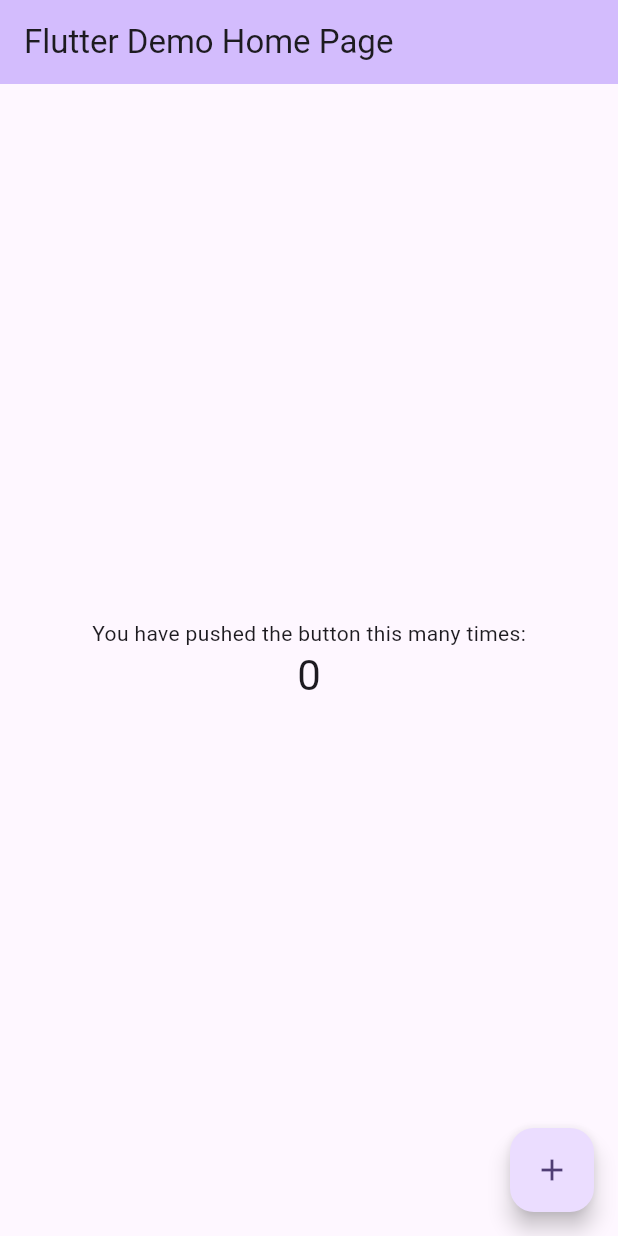
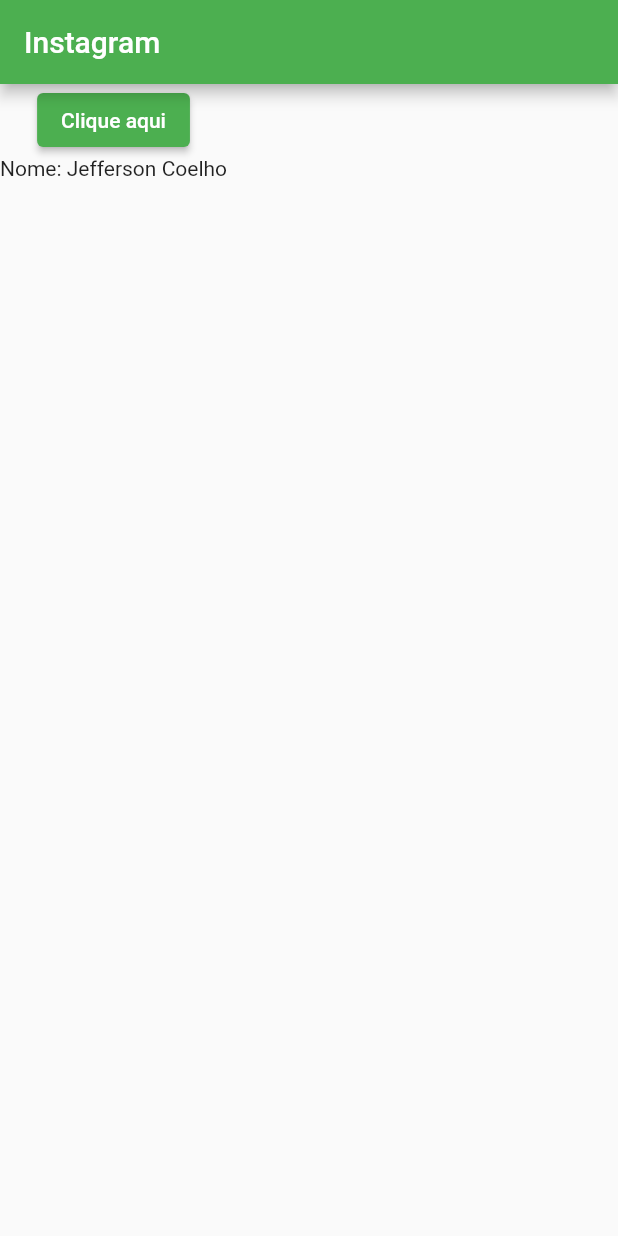
Before and after one commit to jeffersonlima23/frasesdodia, a Flutter app: the screen it shows after launch, on a phone screen of 412 x 824 dp. Run offline on Flutter 3.47's test engine with Material 2 defaults, Android fonts, the phone set to English and light mode, and no system bars.

```diff
--- /dev/null
+++ b/lib/dicionario.dart
@@ -0,0 +1,3 @@
+String tituloInsta = 'Instagram';
+String conteudoPrincipal = 'Conteudo principal';
+//List<String> frases = ['Frase 1', 'Frase 2', 'Frase 3'];
--- a/lib/main.dart
+++ b/lib/main.dart
@@ -1,125 +1,14 @@
+
 import 'package:flutter/material.dart';
+import 'package:frasesdodia/tela.dart';
 
-void main() {
-  runApp(const MyApp());
+// Stateless - Widgets que nao podem sofrer alteracoes(constantes).
+// Stateful - Widgets que podem sofrer alteracoes (dinamicas).
+
+void main(){
+  runApp(  const MaterialApp(
+    debugShowCheckedModeBanner: false,
+    home: HomeStateful(),
+    ),
+  );
 }
-
-class MyApp extends StatelessWidget {
-  const MyApp({super.key});
-
-  // This widget is the root of your application.
-  @override
-  Widget build(BuildContext context) {
-    return MaterialApp(
-      title: 'Flutter Demo',
-      theme: ThemeData(
-        // This is the theme of your application.
-        //
-        // TRY THIS: Try running your application with "flutter run". You'll see
-        // the application has a blue toolbar. Then, without quitting the app,
-        // try changing the seedColor in the colorScheme below to Colors.green
-        // and then invoke "hot reload" (save your changes or press the "hot
-        // reload" button in a Flutter-supported IDE, or press "r" if you used
-        // the command line to start the app).
-        //
-        // Notice that the counter didn't reset back to zero; the application
-        // state is not lost during the reload. To reset the state, use hot
-        // restart instead.
-        //
-        // This works for code too, not just values: Most code changes can be
-        // tested with just a hot reload.
-        colorScheme: ColorScheme.fromSeed(seedColor: Colors.deepPurple),
-        useMaterial3: true,
-      ),
-      home: const MyHomePage(title: 'Flutter Demo Home Page'),
-    );
-  }
-}
-
-class MyHomePage extends StatefulWidget {
-  const MyHomePage({super.key, required this.title});
-
-  // This widget is the home page of your application. It is stateful, meaning
-  // that it has a State object (defined below) that contains fields that affect
-  // how it looks.
-
-  // This class is the configuration for the state. It holds the values (in this
-  // case the title) provided by the parent (in this case the App widget) and
-  // used by the build method of the State. Fields in a Widget subclass are
-  // always marked "final".
-
-  final String title;
-
-  @override
-  State<MyHomePage> createState() => _MyHomePageState();
-}
-
-class _MyHomePageState extends State<MyHomePage> {
-  int _counter = 0;
-
-  void _incrementCounter() {
-    setState(() {
-      // This call to setState tells the Flutter framework that something has
-      // changed in this State, which causes it to rerun the build method below
-      // so that the display can reflect the updated values. If we changed
-      // _counter without calling setState(), then the build method would not be
-      // called again, and so nothing would appear to happen.
-      _counter++;
-    });
-  }
-
-  @override
-  Widget build(BuildContext context) {
-    // This method is rerun every time setState is called, for instance as done
-    // by the _incrementCounter method above.
-    //
-    // The Flutter framework has been optimized to make rerunning build methods
-    // fast, so that you can just rebuild anything that needs updating rather
-    // than having to individually change instances of widgets.
-    return Scaffold(
-      appBar: AppBar(
-        // TRY THIS: Try changing the color here to a specific color (to
-        // Colors.amber, perhaps?) and trigger a hot reload to see the AppBar
-        // change color while the other colors stay the same.
-        backgroundColor: Theme.of(context).colorScheme.inversePrimary,
-        // Here we take the value from the MyHomePage object that was created by
-        // the App.build method, and use it to set our appbar title.
-        title: Text(widget.title),
-      ),
-      body: Center(
-        // Center is a layout widget. It takes a single child and positions it
-        // in the middle of the parent.
-        child: Column(
-          // Column is also a layout widget. It takes a list of children and
-          // arranges them vertically. By default, it sizes itself to fit its
-          // children horizontally, and tries to be as tall as its parent.
-          //
-          // Column has various properties to control how it sizes itself and
-          // how it positions its children. Here we use mainAxisAlignment to
-          // center the children vertically; the main axis here is the vertical
-          // axis because Columns are vertical (the cross axis would be
-          // horizontal).
-          //
-          // TRY THIS: Invoke "debug painting" (choose the "Toggle Debug Paint"
-          // action in the IDE, or press "p" in the console), to see the
-          // wireframe for each widget.
-          mainAxisAlignment: MainAxisAlignment.center,
-          children: <Widget>[
-            const Text(
-              'You have pushed the button this many times:',
-            ),
-            Text(
-              '$_counter',
-              style: Theme.of(context).textTheme.headlineMedium,
-            ),
-          ],
-        ),
-      ),
-      floatingActionButton: FloatingActionButton(
-        onPressed: _incrementCounter,
-        tooltip: 'Increment',
-        child: const Icon(Icons.add),
-      ), // This trailing comma makes auto-formatting nicer for build methods.
-    );
-  }
-}
--- /dev/null
+++ b/lib/tela.dart
@@ -0,0 +1,45 @@
+import 'package:flutter/material.dart';
+import 'package:frasesdodia/dicionario.dart';
+
+
+class HomeStateful extends StatefulWidget {
+  const HomeStateful({super.key});
+
+  @override
+  State<HomeStateful> createState() => _HomeStatefulState();
+}
+
+class _HomeStatefulState extends State<HomeStateful> {
+
+  var _texto = "Jefferson Coelho";
+
+  @override
+  Widget build(BuildContext context) {
+
+    return  Scaffold(
+      appBar: AppBar(
+        title:  Text(tituloInsta),
+        backgroundColor: Colors.green,
+
+      ),
+      body:  Column(
+        children: [
+          ElevatedButton(
+            onPressed: (){
+              setState(() {
+                _texto = "Curso Flutter";
+              });
+            },
+            style: ElevatedButton.styleFrom(
+              backgroundColor: Colors.green,
+            ),
+            child: const Text(
+              "Clique aqui",
+              ),
+            ),
+            Text("Nome: $_texto"),
+        ],
+      ),
+    );
+  }
+}
--- /dev/null
+++ b/lib/view/tela_principal.dart
@@ -0,0 +1,6 @@
+class MyApp {
+}
+
+class TelaPrincipal{
+
+}
--- a/pubspec.yaml
+++ b/pubspec.yaml
@@ -35,6 +35,7 @@ dependencies:
   # The following adds the Cupertino Icons font to your application.
   # Use with the CupertinoIcons class for iOS style icons.
   cupertino_icons: ^1.0.2
+  http: ^1.1.0
 
 dev_dependencies:
   flutter_test:
@@ -62,7 +63,9 @@ flutter:
   # assets:
   #   - images/a_dot_burr.jpeg
   #   - images/a_dot_ham.jpeg
-
+  assets:
+    - images/mesa.jpg
+    - images/parque.jpg
   # An image asset can refer to one or more resolution-specific "variants", see
   # https://flutter.dev/assets-and-images/#resolution-aware
 
```
Also changed, not shown: images/mesa.jpg (added), images/parque.jpg (added), pubspec.lock, 1 other file.
